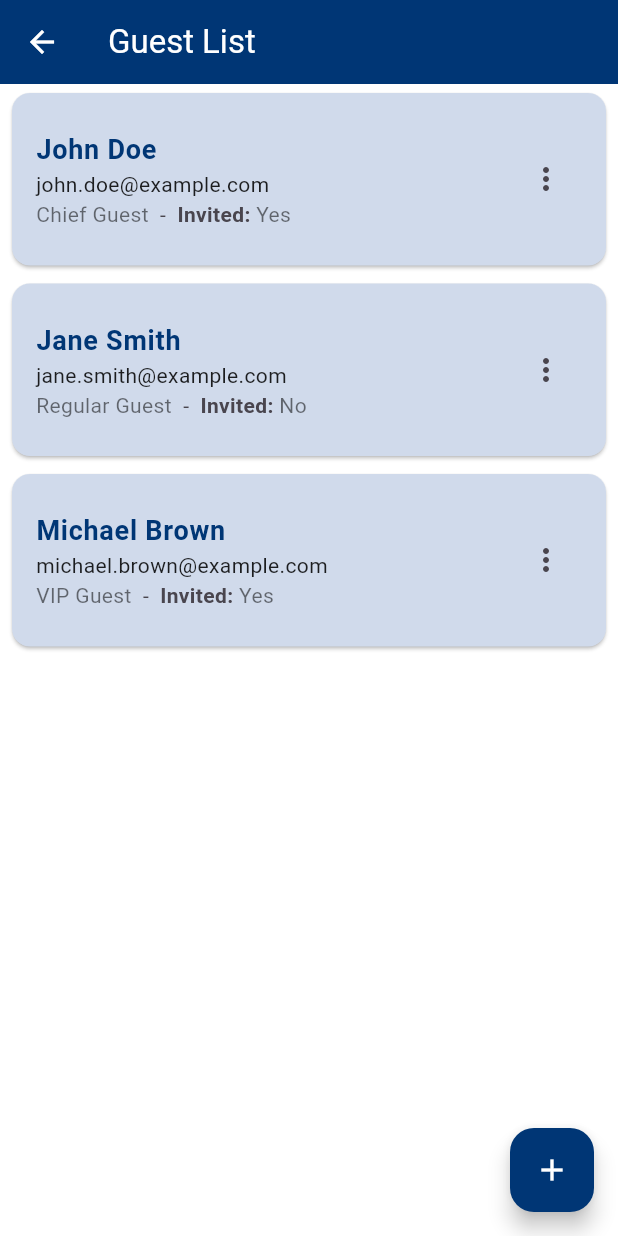
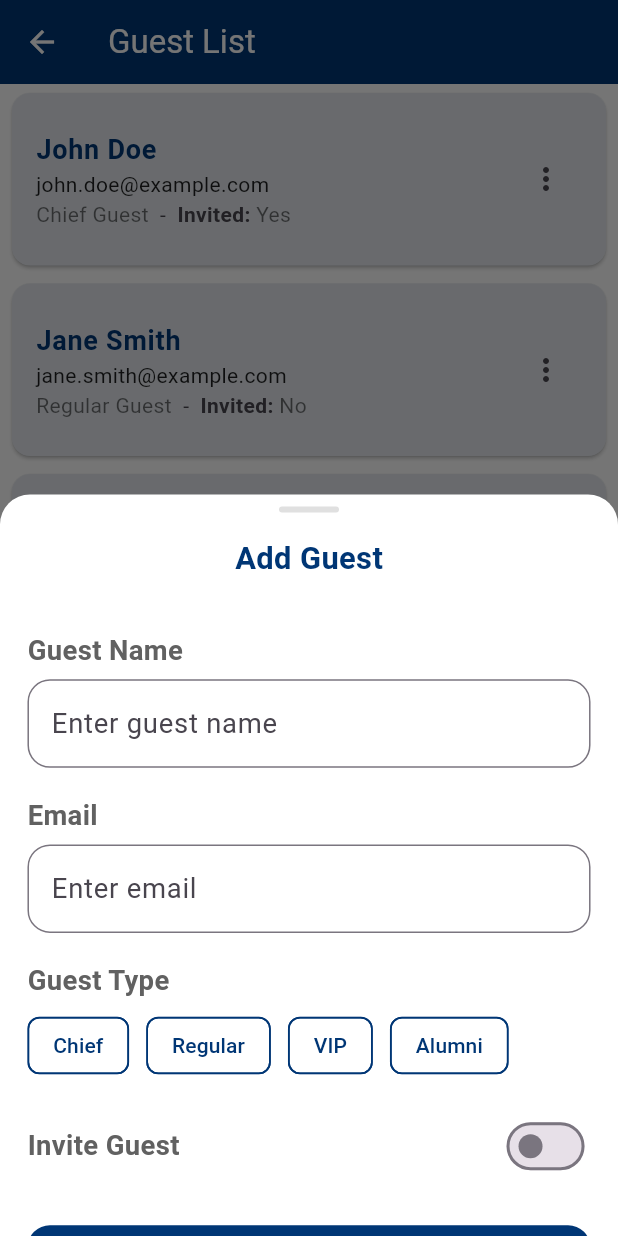
Before and after one commit to Hemalv02/Momento, a Flutter app: the GuestList screen opened by its route, after a tap on the "add" icon, on a phone screen of 412 x 824 dp. Run offline on Flutter 3.47's test engine with Material 3 defaults, Android fonts, the phone set to English and light mode, and no system bars; our stand-ins replace dots_indicator, flutter_bloc, flutter_native_splash, flutter_screenutil, fluttertoast, shared_preferences; missing offline and left inert: mobile_scanner; accounts and stored records are empty.

Commit message:
Added Guest Add Modal

```diff
--- /dev/null
+++ b/lib/screens/events/guest_add.dart
@@ -0,0 +1,326 @@
+import 'package:flutter/material.dart';
+import 'package:flutter_screenutil/flutter_screenutil.dart';
+
+void showGuestModal(BuildContext context) {
+  showModalBottomSheet(
+    context: context,
+    isScrollControlled: true,
+    backgroundColor: Colors.white,
+    shape: const RoundedRectangleBorder(
+      borderRadius: BorderRadius.vertical(top: Radius.circular(20)),
+    ),
+    builder: (BuildContext context) {
+      return Padding(
+        padding: EdgeInsets.only(
+          bottom: MediaQuery.of(context).viewInsets.bottom,
+        ),
+        child: SizedBox(
+          height: MediaQuery.of(context).size.height * 0.6,
+          child: const GuestModal(),
+        ),
+      );
+    },
+  );
+}
+
+class GuestModal extends StatefulWidget {
+  const GuestModal({super.key});
+
+  @override
+  State<GuestModal> createState() => _GuestModalState();
+}
+
+class _GuestModalState extends State<GuestModal> {
+  final _formKey = GlobalKey<FormState>();
+  final _nameController = TextEditingController();
+  final _emailController = TextEditingController();
+  bool _isInvited = false;
+  String _guestType = '';
+
+  @override
+  void dispose() {
+    _nameController.dispose();
+    _emailController.dispose();
+    super.dispose();
+  }
+
+  void _handleSubmit() {
+    if (_formKey.currentState!.validate()) {
+      final guestData = {
+        'name': _nameController.text,
+        'email': _emailController.text,
+        'isInvited': _isInvited,
+        'guestType': _guestType,
+      };
+      print(guestData); // Replace with your submission logic
+      Navigator.pop(context);
+    }
+  }
+
+  @override
+  Widget build(BuildContext context) {
+    return Column(
+      mainAxisSize: MainAxisSize.min,
+      children: [
+        Container(
+          margin: const EdgeInsets.only(top: 8),
+          width: 40,
+          height: 4,
+          decoration: BoxDecoration(
+            color: Colors.grey[300],
+            borderRadius: BorderRadius.circular(2),
+          ),
+        ),
+        Padding(
+          padding: const EdgeInsets.symmetric(vertical: 16),
+          child: Text(
+            'Add Guest',
+            style: TextStyle(
+              fontSize: 18.sp,
+              fontWeight: FontWeight.bold,
+              color: const Color(0xFF003675),
+            ),
+          ),
+        ),
+        Expanded(
+          child: SingleChildScrollView(
+            physics: const ClampingScrollPhysics(),
+            child: Padding(
+              padding: EdgeInsets.all(16.w),
+              child: Form(
+                key: _formKey,
+                child: Column(
+                  crossAxisAlignment: CrossAxisAlignment.stretch,
+                  children: [
+                    Container(
+                      margin: EdgeInsets.only(bottom: 5.h),
+                      child: Text(
+                        'Guest Name',
+                        style: TextStyle(
+                          fontSize: 16.sp,
+                          fontWeight: FontWeight.bold,
+                          color: Colors.grey.shade700,
+                        ),
+                      ),
+                    ),
+                    TextFormField(
+                      controller: _nameController,
+                      decoration: InputDecoration(
+                        border: const OutlineInputBorder(
+                          borderRadius: BorderRadius.all(Radius.circular(15)),
+                        ),
+                        focusedBorder: OutlineInputBorder(
+                          borderRadius:
+                              const BorderRadius.all(Radius.circular(15)),
+                          borderSide: BorderSide(
+                              color: const Color(0xFF003675), width: 2.w),
+                        ),
+                        hintText: 'Enter guest name',
+                        hintStyle: TextStyle(
+                          fontSize: 16.sp,
+                          fontWeight: FontWeight.normal,
+                        ),
+                      ),
+                      validator: (value) {
+                        if (value == null || value.isEmpty) {
+                          return 'Please enter a name';
+                        }
+                        return null;
+                      },
+                    ),
+                    SizedBox(height: 16.h),
+                    Container(
+                      margin: EdgeInsets.only(bottom: 5.h),
+                      child: Text(
+                        'Email',
+                        style: TextStyle(
+                          fontSize: 16.sp,
+                          fontWeight: FontWeight.bold,
+                          color: Colors.grey.shade700,
+                        ),
+                      ),
+                    ),
+                    TextFormField(
+                      controller: _emailController,
+                      decoration: InputDecoration(
+                        border: const OutlineInputBorder(
+                          borderRadius: BorderRadius.all(Radius.circular(15)),
+                        ),
+                        focusedBorder: OutlineInputBorder(
+                          borderRadius:
+                              const BorderRadius.all(Radius.circular(15)),
+                          borderSide: BorderSide(
+                              color: const Color(0xFF003675), width: 2.w),
+                        ),
+                        hintText: 'Enter email',
+                        hintStyle: TextStyle(
+                          fontSize: 16.sp,
+                          fontWeight: FontWeight.normal,
+                        ),
+                      ),
+                      keyboardType: TextInputType.emailAddress,
+                      validator: (value) {
+                        if (value == null || value.isEmpty) {
+                          return 'Please enter an email';
+                        }
+                        if (!RegExp(r'^[\w-\.]+@([\w-]+\.)+[\w-]{2,4}\$')
+                            .hasMatch(value)) {
+                          return 'Please enter a valid email';
+                        }
+                        return null;
+                      },
+                    ),
+                    SizedBox(height: 16.h),
+                    Container(
+                      margin: EdgeInsets.only(bottom: 5.h),
+                      child: Text(
+                        'Guest Type',
+                        style: TextStyle(
+                          fontSize: 16.sp,
+                          fontWeight: FontWeight.bold,
+                          color: Colors.grey.shade700,
+                        ),
+                      ),
+                    ),
+                    Wrap(
+                      spacing: 10.w,
+                      runSpacing: 10.h,
+                      children: [
+                        ChoiceChip(
+                          side: BorderSide(
+                            color: const Color(0xFF003675),
+                            width: 1.w,
+                          ),
+                          backgroundColor: Colors.white,
+                          label: Text(
+                            'Chief',
+                            style: TextStyle(
+                                color: _guestType == 'Chief'
+                                    ? Colors.white
+                                    : const Color(0xFF003675)),
+                          ),
+                          selected: _guestType == 'Chief',
+                          selectedColor: const Color(0xFF003675),
+                          onSelected: (selected) {
+                            setState(() {
+                              _guestType = selected ? 'Chief' : '';
+                            });
+                          },
+                        ),
+                        ChoiceChip(
+                          side: BorderSide(
+                            color: const Color(0xFF003675),
+                            width: 1.w,
+                          ),
+                          backgroundColor: Colors.white,
+                          label: Text(
+                            'Regular',
+                            style: TextStyle(
+                                color: _guestType == 'Regular'
+                                    ? Colors.white
+                                    : const Color(0xFF003675)),
+                          ),
+                          selected: _guestType == 'Regular',
+                          selectedColor: const Color(0xFF003675),
+                          onSelected: (selected) {
+                            setState(() {
+                              _guestType = selected ? 'Regular' : '';
+                            });
+                          },
+                        ),
+                        ChoiceChip(
+                          side: BorderSide(
+                            color: const Color(0xFF003675),
+                            width: 1.w,
+                          ),
+                          backgroundColor: Colors.white,
+                          label: Text(
+                            'VIP',
+                            style: TextStyle(
+                                color: _guestType == 'VIP'
+                                    ? Colors.white
+                                    : const Color(0xFF003675)),
+                          ),
+                          selected: _guestType == 'VIP',
+                          selectedColor: const Color(0xFF003675),
+                          onSelected: (selected) {
+                            setState(() {
+                              _guestType = selected ? 'VIP' : '';
+                            });
+                          },
+                        ),
+                        ChoiceChip(
+                          side: BorderSide(
+                            color: const Color(0xFF003675),
+                            width: 1.w,
+                          ),
+                          backgroundColor: Colors.white,
+                          label: Text(
+                            'Alumni',
+                            style: TextStyle(
+                                color: _guestType == 'Alumni'
+                                    ? Colors.white
+                                    : const Color(0xFF003675)),
+                          ),
+                          selected: _guestType == 'Alumni',
+                          selectedColor: const Color(0xFF003675),
+                          onSelected: (selected) {
+                            setState(() {
+                              _guestType = selected ? 'Alumni' : '';
+                            });
+                          },
+                        ),
+                      ],
+                    ),
+                    SizedBox(height: 16.h),
+                    Row(
+                      mainAxisAlignment: MainAxisAlignment.spaceBetween,
+                      children: [
+                        Text(
+                          'Invite Guest',
+                          style: TextStyle(
+                            fontSize: 16.sp,
+                            fontWeight: FontWeight.bold,
+                            color: Colors.grey.shade700,
+                          ),
+                        ),
+                        Switch(
+                          value: _isInvited,
+                          activeColor: const Color(0xFF003675),
+                          onChanged: (bool value) {
+                            setState(() {
+                              _isInvited = value;
+                            });
+                          },
+                        ),
+                      ],
+                    ),
+                    SizedBox(height: 24.h),
+                    FilledButton(
+                      onPressed: _handleSubmit,
+                      style: FilledButton.styleFrom(
+                        backgroundColor: const Color(0xFF003675),
+                        foregroundColor: Colors.white,
+                        minimumSize: const Size(double.infinity, 56),
+                        shape: RoundedRectangleBorder(
+                          borderRadius: BorderRadius.circular(15),
+                        ),
+                      ),
+                      child: Text(
+                        'Add Guest',
+                        style: TextStyle(
+                          fontSize: 16.sp,
+                          fontWeight: FontWeight.bold,
+                        ),
+                      ),
+                    ),
+                  ],
+                ),
+              ),
+            ),
+          ),
+        ),
+      ],
+    );
+  }
+}
--- a/lib/screens/events/guest_list.dart
+++ b/lib/screens/events/guest_list.dart
@@ -1,4 +1,5 @@
 import 'package:flutter/material.dart';
+import 'package:momento/screens/events/guest_add.dart';
 
 class GuestList extends StatefulWidget {
   const GuestList({super.key});
@@ -8,6 +9,9 @@ class GuestList extends StatefulWidget {
 }
 
 class _GuestListState extends State<GuestList> {
+  final _nameController = TextEditingController();
+  final _emailController = TextEditingController();
+
   final List<Map<String, String>> guestList = [
     {
       'name': 'John Doe',
@@ -91,7 +95,7 @@ class _GuestListState extends State<GuestList> {
       ),
       backgroundColor: Colors.white,
       floatingActionButton: FloatingActionButton(
-        onPressed: () {},
+        onPressed: () => showGuestModal(context),
         backgroundColor: const Color(0xFF003675),
         foregroundColor: Colors.white,
         child: const Icon(Icons.add),
@@ -110,7 +114,7 @@ class _GuestListState extends State<GuestList> {
             child: Card(
               margin: const EdgeInsets.symmetric(vertical: 6, horizontal: 8),
               color: Color.fromARGB(
-                  255, 208, 218, 235), // Light blue background for visibility
+                  255, 228, 232, 238), // Light blue background for visibility
               child: ListTile(
                 onTap: () => _toggleSelection(
                     index), // Only toggle selection when not long pressed
@@ -196,6 +200,7 @@ class _GuestListState extends State<GuestList> {
           );
         },
       ),
+      resizeToAvoidBottomInset: true,
     );
   }
 }
--- a/lib/screens/events/ticket_scanner.dart
+++ b/lib/screens/events/ticket_scanner.dart
@@ -52,6 +52,7 @@ class _QRScannerPageState extends State<QRScannerPage> {
         backgroundColor: const Color(0xFF003675),
         foregroundColor: Colors.white,
       ),
+      backgroundColor: Colors.black,
       body: Stack(
         children: [
           MobileScanner(
```
